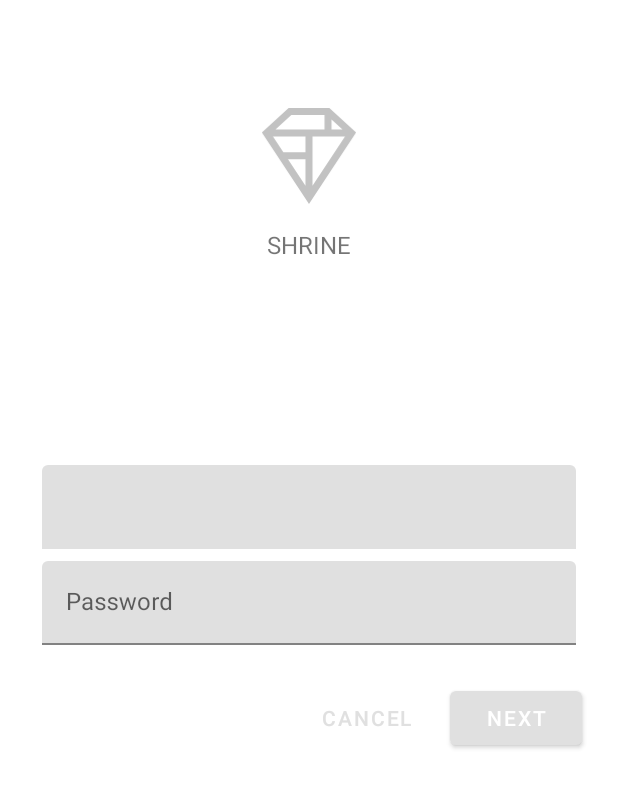
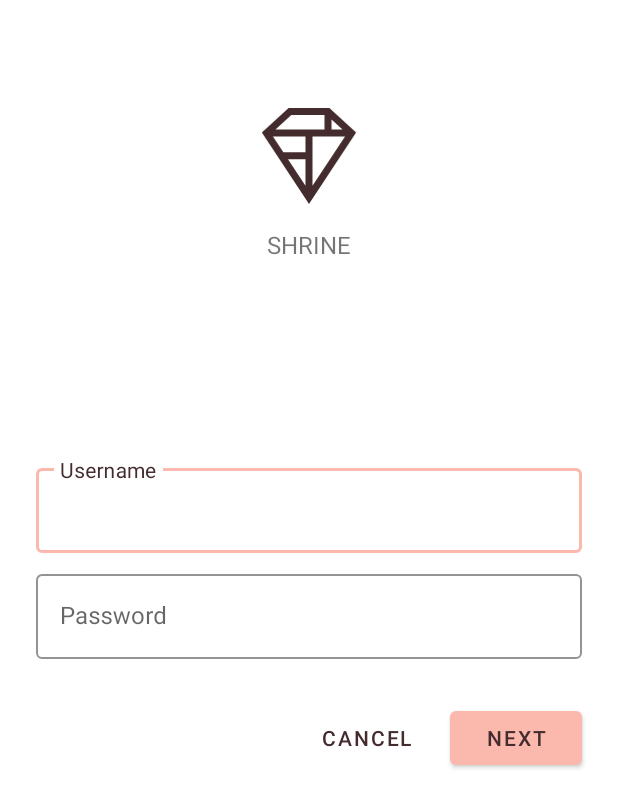
Before and after one commit to Koongh/week_13_if570_lab, an Android app: the screen it shows after launch (MainActivity), on a phone screen of 412 x 824 dp. Shown: the top 808 px of the screen. Run offline under Robolectric (Android 15) with nearby library versions, the phone set to English and light mode, and no system bars.

Commit message:
Checkpoint 7

```diff
--- a/shrine/app/build.gradle
+++ b/shrine/app/build.gradle
@@ -22,6 +22,8 @@ android {
 }
 
 dependencies {
+
+    implementation "androidx.appcompat:appcompat"
     implementation 'com.squareup.picasso:picasso:2.71828'
     api 'com.google.android.material:material:1.1.0-alpha06'
     implementation 'androidx.legacy:legacy-support-v4:1.0.0'
--- a/shrine/app/src/main/res/drawable/shr_logo.xml
+++ b/shrine/app/src/main/res/drawable/shr_logo.xml
@@ -5,7 +5,7 @@
     android:viewportWidth="149"
     android:viewportHeight="152">
     <path
-        android:fillAlpha="0.4"
+        android:fillAlpha="1"
         android:fillColor="#DADCE0"
         android:fillType="evenOdd"
         android:pathData="M42.262,0L0,38.653L74.489,151.994L148.977,38.653L106.723,0M46.568,11.11L21.554,33.998L99.007,33.998L99.007,11.11L46.568,11.11ZM110.125,18.174L110.125,33.998L127.416,33.998L110.125,18.174ZM80.048,45.116L80.048,123.296L131.426,45.116L80.048,45.116ZM17.551,45.116L33.976,70.101L68.93,70.101L68.93,45.116L17.551,45.116ZM41.284,81.219L68.93,123.296L68.93,81.219L41.284,81.219Z"
--- a/shrine/app/src/main/res/layout/shr_login_fragment.xml
+++ b/shrine/app/src/main/res/layout/shr_login_fragment.xml
@@ -22,8 +22,8 @@
             android:layout_gravity="center_horizontal"
             android:layout_marginTop="48dp"
             android:layout_marginBottom="16dp"
-            app:srcCompat="@drawable/shr_logo"
-            android:contentDescription="@string/shr_logo_content_description"  />
+            android:tint="?android:attr/textColorPrimary"
+            app:srcCompat="@drawable/shr_logo" />
 
         <TextView
             android:layout_width="wrap_content"
@@ -60,34 +60,63 @@
 <!--                android:layout_height="wrap_content" />-->
 <!--        </com.google.android.material.textfield.TextInputLayout>-->
 
+<!--        <com.google.android.material.textfield.TextInputLayout-->
+<!--            android:layout_width="match_parent"-->
+<!--            android:layout_height="wrap_content"-->
+<!--            android:layout_margin="4dp"-->
+<!--            android:hint="@string/shr_hint_username">-->
+<!--            <com.google.android.material.textfield.TextInputEditText-->
+<!--                android:layout_width="match_parent"-->
+<!--                android:layout_height="wrap_content" />-->
+<!--        </com.google.android.material.textfield.TextInputLayout>-->
+<!--        <com.google.android.material.textfield.TextInputLayout-->
+<!--            android:id="@+id/password_text_input"-->
+<!--            android:layout_width="match_parent"-->
+<!--            android:layout_height="wrap_content"-->
+<!--            android:layout_margin="4dp"-->
+<!--            android:hint="@string/shr_hint_password"-->
+<!--            app:errorEnabled="true">-->
+<!--        <com.google.android.material.textfield.TextInputEditText-->
+<!--            android:id="@+id/password_edit_text"-->
+<!--            android:layout_width="match_parent"-->
+<!--            android:layout_height="wrap_content"-->
+<!--            android:inputType="textPassword" />-->
+<!--        </com.google.android.material.textfield.TextInputLayout>-->
+
         <com.google.android.material.textfield.TextInputLayout
+            style="@style/Widget.Shrine.TextInputLayout"
             android:layout_width="match_parent"
             android:layout_height="wrap_content"
-            android:layout_margin="4dp"
             android:hint="@string/shr_hint_username">
+
             <com.google.android.material.textfield.TextInputEditText
                 android:layout_width="match_parent"
-                android:layout_height="wrap_content" />
+                android:layout_height="wrap_content"
+                android:inputType="text"
+                android:maxLines="1" />
         </com.google.android.material.textfield.TextInputLayout>
+
         <com.google.android.material.textfield.TextInputLayout
             android:id="@+id/password_text_input"
+            style="@style/Widget.Shrine.TextInputLayout"
             android:layout_width="match_parent"
             android:layout_height="wrap_content"
-            android:layout_margin="4dp"
             android:hint="@string/shr_hint_password"
             app:errorEnabled="true">
+
             <com.google.android.material.textfield.TextInputEditText
                 android:id="@+id/password_edit_text"
                 android:layout_width="match_parent"
                 android:layout_height="wrap_content"
                 android:inputType="textPassword" />
         </com.google.android.material.textfield.TextInputLayout>
-
         <RelativeLayout
             android:layout_width="match_parent"
             android:layout_height="wrap_content">
+
             <com.google.android.material.button.MaterialButton
                 android:id="@+id/next_button"
+                style="@style/Widget.Shrine.Button"
                 android:layout_width="wrap_content"
                 android:layout_height="wrap_content"
                 android:layout_alignParentEnd="true"
@@ -96,7 +125,7 @@
 
             <com.google.android.material.button.MaterialButton
                 android:id="@+id/cancel_button"
-            style="@style/Widget.MaterialComponents.Button.TextButton"
+                style="@style/Widget.Shrine.Button.TextButton"
                 android:layout_width="wrap_content"
                 android:layout_height="wrap_content"
                 android:layout_marginEnd="12dp"
@@ -106,5 +135,20 @@
                 android:text="@string/shr_button_cancel" />
         </RelativeLayout>
 
+<!--        <com.google.android.material.textfield.TextInputLayout-->
+<!--            style="@style/Widget.Shrine.TextInputLayout"-->
+<!--            android:layout_width="match_parent"-->
+<!--            android:layout_height="wrap_content"-->
+<!--            android:hint="@string/shr_hint_username">-->
+
+<!--            <com.google.android.material.textfield.TextInputEditText-->
+<!--                android:layout_width="match_parent"-->
+<!--                android:layout_height="wrap_content"-->
+<!--                android:inputType="text"-->
+<!--                android:maxLines="1" />-->
+<!--        </com.google.android.material.textfield.TextInputLayout>-->
+
+
+
     </LinearLayout>
 </ScrollView>
--- a/shrine/app/src/main/res/values/colors.xml
+++ b/shrine/app/src/main/res/values/colors.xml
@@ -7,4 +7,5 @@
     <color name="toolbarIconColor">@color/textColorPrimary</color>
     <color name="loginPageBackgroundColor">#FFFFFF</color>
     <color name="productGridBackgroundColor">#FFFFFF</color>
+    <color name="textInputOutlineColor">#FBB8AC</color>
 </resources>
--- a/shrine/app/src/main/res/values/styles.xml
+++ b/shrine/app/src/main/res/values/styles.xml
@@ -16,4 +16,37 @@
         <item name="android:theme">@style/Theme.Shrine</item>
         <item name="popupTheme">@style/ThemeOverlay.AppCompat.Light</item>
     </style>
+
+    <style name="Widget.Shrine.TextInputLayout"
+        parent="Widget.MaterialComponents.TextInputLayout.OutlinedBox">
+        <item
+            name="hintTextAppearance">@style/TextAppearance.Shrine.TextInputLayout.HintText</item>
+        <item name="hintTextColor">@color/textColorPrimary</item>
+        <item name="android:paddingBottom">8dp</item>
+        <item name="boxStrokeColor">@color/textInputOutlineColor</item>
+    </style>
+
+    <style name="TextAppearance.Shrine.TextInputLayout.HintText"
+        parent="TextAppearance.MaterialComponents.Subtitle2">
+        <item name="android:textColor">?android:attr/textColorPrimary</item>
+    </style>
+
+
+    <style name="Widget.Shrine.Button" parent="Widget.MaterialComponents.Button">
+        <item name="android:textColor">?android:attr/textColorPrimary</item>
+        <item name="backgroundTint">?attr/colorPrimaryDark</item>
+    </style>
+    <style name="Widget.Shrine.Button.TextButton"
+        parent="Widget.MaterialComponents.Button.TextButton">
+        <item name="android:textColor">?android:attr/textColorPrimary</item>
+    </style>
+<!--    <style name="Widget.Shrine.Button" parent="Widget.MaterialComponents.Button">-->
+<!--        <item name="android:textColor">?android:attr/textColorPrimary</item>-->
+<!--        <item name="backgroundTint">?attr/colorPrimaryDark</item>-->
+<!--    </style>-->
+<!--    <style name="Widget.Shrine.Button.TextButton" parent="Widget.MaterialComponents.Button.TextButton">-->
+<!--        <item name="android:textColor">?android:attr/textColorPrimary</item>-->
+<!--    </style>-->
+
+
 </resources>
```
Lines whose indentation alone changed are shown as unchanged.
